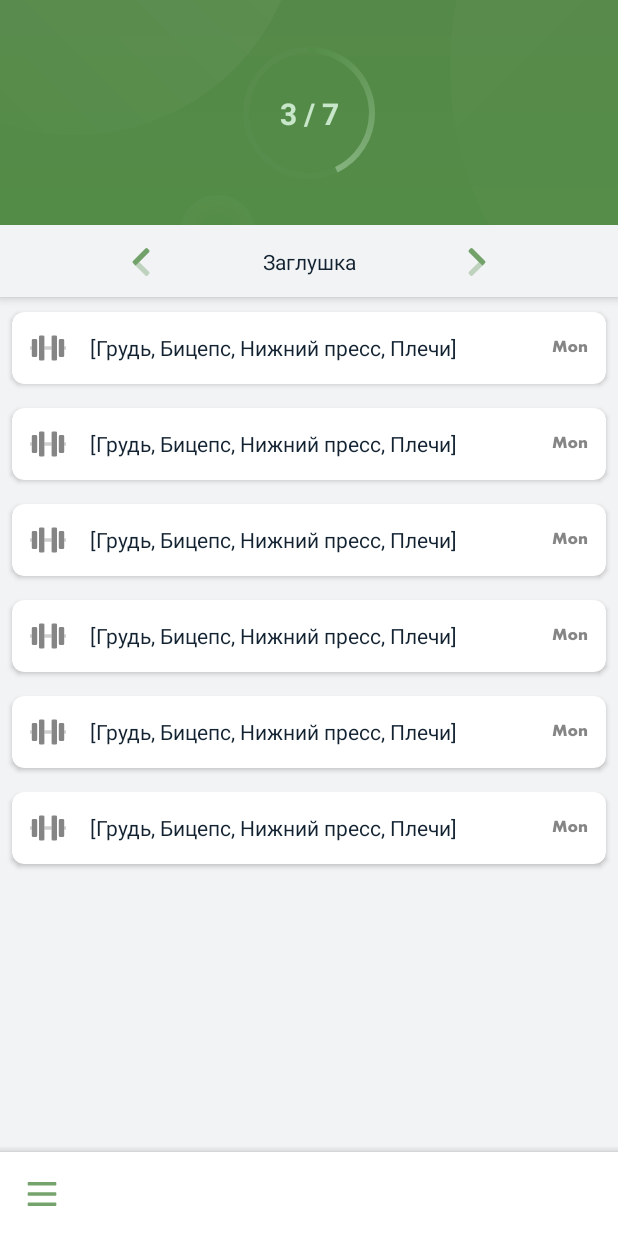
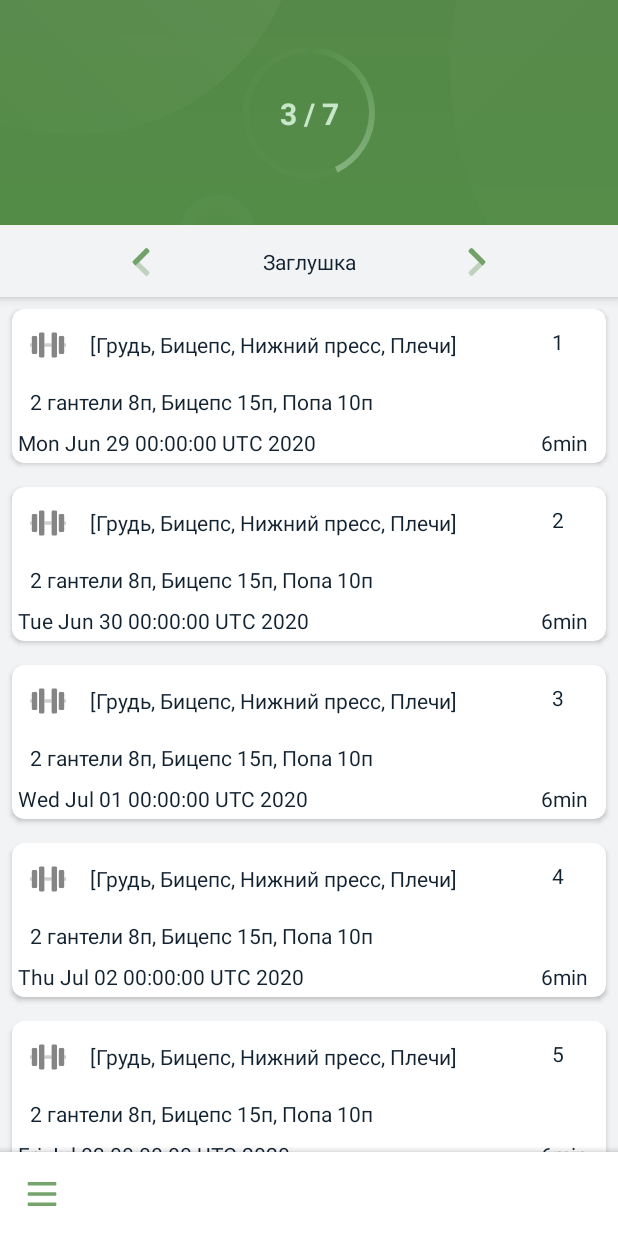
Before and after one commit to jrd-prime/varuna-project, an Android app: the screen it shows after launch (DashboardActivity), on a phone screen of 412 x 824 dp. Run offline under Robolectric (Android 15) with nearby library versions, the phone set to English and light mode, and no system bars; our stand-ins replace data binding; 1 statement that could not run was skipped.

Commit message:
Stable v0.0.8

```diff
--- a/app/src/main/java/ru/jrd_prime/trainingdiary/MyHandler.kt
+++ b/app/src/main/java/ru/jrd_prime/trainingdiary/MyHandler.kt
@@ -1,5 +1,6 @@
 package ru.jrd_prime.trainingdiary
 
+import android.util.Log
 import android.view.View
 import android.widget.Toast
 import androidx.constraintlayout.widget.ConstraintLayout
@@ -7,6 +8,14 @@ import androidx.transition.AutoTransition
 import androidx.transition.TransitionManager
 
 class MyHandler {
+
+
+    fun setImg(view: View?, category: String?) {
+
+//        Log.d("afaddasd", "setImg: $category")
+
+
+    }
     fun onGo(view: View?) {
         if (view == null) return
         val contView = view.findViewById<ConstraintLayout>(R.id.frameForHide)
--- a/app/src/main/java/ru/jrd_prime/trainingdiary/adapter/WorkoutListAdapter.kt
+++ b/app/src/main/java/ru/jrd_prime/trainingdiary/adapter/WorkoutListAdapter.kt
@@ -1,6 +1,5 @@
 package ru.jrd_prime.trainingdiary.adapter
 
-import android.util.Log
 import android.view.LayoutInflater
 import android.view.ViewGroup
 import androidx.databinding.DataBindingUtil
@@ -8,12 +7,13 @@ import androidx.recyclerview.widget.RecyclerView
 import ru.jrd_prime.trainingdiary.R
 import ru.jrd_prime.trainingdiary.databinding.AWorkoutCardBinding
 import ru.jrd_prime.trainingdiary.model.WorkoutModel
-import java.util.*
+import ru.jrd_prime.trainingdiary.utils.dateCut
 
 
-class WorkoutListAdapter(val data: Collection<WorkoutModel>) : RecyclerView.Adapter<WorkoutListViewHolder>() {
+class WorkoutListAdapter(val data: Collection<WorkoutModel>) :
+    RecyclerView.Adapter<WorkoutListViewHolder>() {
     private val items: MutableList<WorkoutModel> = data as MutableList<WorkoutModel>
-
+    private val newItems: MutableList<WorkoutModel> = dateCut(data) as MutableList<WorkoutModel>
 
 //    fun setData() {
 //        items.clear()
@@ -22,6 +22,10 @@ class WorkoutListAdapter(val data: Collection<WorkoutModel>) : RecyclerView.Adap
 //    }
 
     override fun onCreateViewHolder(parent: ViewGroup, viewType: Int): WorkoutListViewHolder {
+
+
+
+
         val inflater = LayoutInflater.from(parent.context)
         val binding: AWorkoutCardBinding =
             DataBindingUtil.inflate(inflater, R.layout.a_workout_card, parent, false)
@@ -29,11 +33,10 @@ class WorkoutListAdapter(val data: Collection<WorkoutModel>) : RecyclerView.Adap
     }
 
     override fun onBindViewHolder(holder: WorkoutListViewHolder, position: Int) {
-        holder.bind(items[position])
+        holder.bind(newItems.get(position), position)
     }
 
     override fun getItemCount(): Int {
-        Log.d("TAGGGG", "getItemCount: ${items.size}")
-        return items.size
+        return newItems.size
     }
 }
--- a/app/src/main/java/ru/jrd_prime/trainingdiary/adapter/WorkoutListViewHolder.kt
+++ b/app/src/main/java/ru/jrd_prime/trainingdiary/adapter/WorkoutListViewHolder.kt
@@ -7,24 +7,28 @@ import ru.jrd_prime.trainingdiary.R
 import ru.jrd_prime.trainingdiary.databinding.AWorkoutCardBinding
 import ru.jrd_prime.trainingdiary.model.Category.*
 import ru.jrd_prime.trainingdiary.model.WorkoutModel
-import java.util.*
 
 
 class WorkoutListViewHolder(private var binding: AWorkoutCardBinding) :
     RecyclerView.ViewHolder(binding.root) {
 
-    fun bind(workoutCase: WorkoutModel?) {
-        val cardio = Cardio
-        val power = Power
-        val rest = Rest
+    fun bind(workoutCase: WorkoutModel?, position: Int) {
         val cat = workoutCase?.workoutCategory
-        when (cat) {
-            Cardio -> binding.ivCategory.setImageResource(R.drawable.jp_heartbeat)
-            Stretch -> binding.ivCategory.setImageResource(R.drawable.jp_sleep)
-            Power -> binding.ivCategory.setImageResource(R.drawable.jp_dumbbell)
-            Rest -> binding.ivCategory.setImageResource(R.drawable.jp_sleep)
-            null -> binding.ivCategory.setImageResource(R.drawable.ic_logout)
+
+//
+//        Log.d("dfpmsdfqlwpr1123", ((cat == Cardio).toString()))
+//        Log.d("dfpmsdfqlwpr1123", ((cat == Rest).toString()))
+
+        if (cat == Cardio) {
+            binding.ivCategory.setImageResource(R.drawable.jp_heartbeat)
+            Log.d("TAG", "bind: SET CARDIO")
         }
+        if (cat == Stretch) binding.ivCategory.setImageResource(R.drawable.ic_logout)
+        if (cat == Power) binding.ivCategory.setImageResource(R.drawable.jp_dumbbell)
+        if (cat == Rest) binding.ivCategory.setImageResource(R.drawable.jp_sleep)
+
+        binding.ivWeekDay.text = (position + 1).toString()
+
         val myHandler = MyHandler()
         binding.handler = myHandler
 
@@ -34,8 +38,7 @@ class WorkoutListViewHolder(private var binding: AWorkoutCardBinding) :
 //        val dayOfWeek: Int = c.get(Calendar.DAY_OF_WEEK)
 
 
-
-        Log.d("TAG", "bind: ${cat.toString()}")
+//        Log.d("TAG", "bind: ${cat.toString()}")
 
         binding.workoutModel = workoutCase
         binding.executePendingBindings()
--- a/app/src/main/java/ru/jrd_prime/trainingdiary/data/TestData.kt
+++ b/app/src/main/java/ru/jrd_prime/trainingdiary/data/TestData.kt
@@ -3,6 +3,9 @@ package ru.jrd_prime.trainingdiary.data
 import android.util.Log
 import ru.jrd_prime.trainingdiary.model.Category
 import ru.jrd_prime.trainingdiary.model.WorkoutModel
+import ru.jrd_prime.trainingdiary.utils.getDatesBetweenUsingJava7
+import java.text.DateFormat
+import java.text.DateFormat.LONG
 import java.text.SimpleDateFormat
 import java.util.*
 
@@ -25,37 +28,62 @@ fun prepData(): Collection<WorkoutModel> {
     val sdf = SimpleDateFormat("dd-MM-yyyy")
     val currentDate: String = sdf.format(Date())
 
+    var cal = Calendar.getInstance()
+    var dat: Date = cal.time
+
+
+    val datf = DateFormat.getDateInstance()
+
+    val myString = DateFormat.getDateInstance(LONG).format(dat)
+
+
+
+
+    Log.d("TAG", "prepData: $myString")
     val list = mutableListOf<WorkoutModel>()
-    list.add(
-        WorkoutModel(
-            32,
-            Category.Cardio,
-            mlistl,
-            "2 гантели 8п, Бицепс 15п, Попа 10п",
-            32 + 2 * 3,
-            currentDate
-        )
-    )
-    list.add(
-        WorkoutModel(
-            31,
-            Category.Rest,
-            mlistl,
-            "2 гантели 8п, Бицепс 15п, Попа 10п",
-            32 + 2 * 3,
-            currentDate
-        )
-    )
-    Log.d("TAG", "prepData:")
-    for (i in 1..7) {
+//    list.add(
+//        WorkoutModel(
+//            32,
+//            Category.Cardio,
+//            mlistl,
+//            "2 гантели 8п, Бицепс 15п, Попа 10п",
+//            32 + 2 * 3,
+//            dat
+//        )
+//    )
+//    list.add(
+//        WorkoutModel(
+//            31,
+//            Category.Rest,
+//            mlistl,
+//            "2 гантели 8п, Бицепс 15п, Попа 10п",
+//            32 + 2 * 3,
+//            dat
+//        )
+//    )
+//    Log.d("TAG", "prepData:")
+
+    val startDay = SimpleDateFormat("dd-MM-yyyy")
+    val dateInString = "01-06-2020"
+    val startDayDate: Date = sdf.parse(dateInString)
+    val endDay = SimpleDateFormat("dd-MM-yyyy")
+    val dateInString2 = "11-07-2020"
+    val endDayDate: Date = sdf.parse(dateInString2)
+    val dates =
+        getDatesBetweenUsingJava7(startDayDate, endDayDate)
+
+
+
+
+    for (i in dates) {
+
         list.add(
             WorkoutModel(
-                i,
+                1,
                 Category.Power,
                 mlist,
-                "2 гантели 8п, Бицепс 15п, Попа 10п",
-                i + 2 * 3,
-                currentDate
+                "2 гантели 8п, Бицепс 15п, Попа 10п", 2 * 3,
+                i
             )
         )
     }
--- a/app/src/main/java/ru/jrd_prime/trainingdiary/model/WorkoutModel.kt
+++ b/app/src/main/java/ru/jrd_prime/trainingdiary/model/WorkoutModel.kt
@@ -1,4 +1,6 @@
 package ru.jrd_prime.trainingdiary.model
+
+import java.util.*
 
 data class WorkoutModel(
     val workoutID: Int,
@@ -6,10 +8,8 @@ data class WorkoutModel(
     val muscleGroup: List<String>,
     val desc: String,
     val workoutTime: Int,
-    val workoutDate: String
-) {
-    fun gogo() {}
-}
+    val workoutDate: Date
+)
 
 enum class Category {
     Cardio,
--- /dev/null
+++ b/app/src/main/java/ru/jrd_prime/trainingdiary/utils/DateWork.kt
@@ -0,0 +1,47 @@
+package ru.jrd_prime.trainingdiary.utils
+
+import android.util.Log
+import ru.jrd_prime.trainingdiary.model.WorkoutModel
+import java.util.*
+import kotlin.collections.ArrayList
+
+fun getDatesBetweenUsingJava7(
+    startDate: Date, endDate: Date
+): List<Date> {
+    val datesInRange: MutableList<Date> = ArrayList()
+    val calendar: Calendar = GregorianCalendar()
+    calendar.time = startDate
+    val endCalendar: Calendar = GregorianCalendar()
+    endCalendar.time = endDate
+    while (calendar.before(endCalendar)) {
+        val result: Date = calendar.time
+        datesInRange.add(result)
+        calendar.add(Calendar.DATE, 1)
+    }
+    return datesInRange
+}
+
+fun dateCut(data: Collection<WorkoutModel>): Collection<WorkoutModel> {
+    var newItems = mutableListOf<WorkoutModel>()
+    val cal2: Calendar = Calendar.getInstance()
+    cal2.set(Calendar.DAY_OF_WEEK, Calendar.MONDAY);
+    cal2.add(Calendar.DAY_OF_WEEK, -1)
+    val start: Date = cal2.getTime();
+
+
+    val add1week = cal2.add(Calendar.DAY_OF_WEEK, 7)
+    val end = cal2.time
+
+
+        Log.d("asd2123`23123", "prepData: ${start.toString()}")
+        Log.d("asd2123`23123", "prepData: ${end.toString()}")
+
+    for (item in data) {
+
+        if (item.workoutDate in start..end) {
+            newItems.add(item)
+            Log.d("123123123123", "onCreateViewHolder: ${item.workoutDate}")
+        }
+    }
+    return newItems
+}
--- a/app/src/main/res/layout/a_workout_card.xml
+++ b/app/src/main/res/layout/a_workout_card.xml
@@ -15,15 +15,16 @@
             name="handler"
             type="ru.jrd_prime.trainingdiary.MyHandler" />
     </data>
+
     <androidx.cardview.widget.CardView
         android:id="@+id/cardLayout"
-        android:layout_margin="8dp"
-        app:cardCornerRadius="8dp"
-        android:elevation="4dp"
         android:layout_width="match_parent"
         android:layout_height="wrap_content"
+        android:layout_margin="8dp"
         android:animateLayoutChanges="true"
-        android:onClick="@{(view) -> handler.onGo(view)}">
+        android:elevation="4dp"
+        android:onClick="@{(view) -> handler.onGo(view)}"
+        app:cardCornerRadius="8dp">
 
         <androidx.constraintlayout.widget.ConstraintLayout
             android:layout_width="match_parent"
@@ -34,9 +35,9 @@
                 android:id="@+id/llMainContainer"
                 android:layout_width="match_parent"
                 android:layout_height="match_parent"
+                android:animateLayoutChanges="true"
                 android:orientation="vertical"
                 android:padding="4dp"
-                android:animateLayoutChanges="true"
                 app:layout_constraintBottom_toBottomOf="parent"
                 app:layout_constraintEnd_toEndOf="parent"
                 app:layout_constraintStart_toStartOf="parent"
@@ -60,6 +61,7 @@
                             android:layout_height="@dimen/iconCardSize"
                             android:layout_gravity="center"
                             android:contentDescription="TODO"
+
                             android:src="@drawable/jp_heartbeat" />
                     </FrameLayout>
 
@@ -86,7 +88,7 @@
                         android:layout_height="40dp"
                         android:layout_alignParentEnd="true">
 
-                        <ImageView
+                        <TextView
                             android:id="@+id/ivWeekDay"
                             android:layout_width="@dimen/iconCardSize"
                             android:layout_height="@dimen/iconCardSize"
@@ -98,9 +100,9 @@
 
                 <androidx.constraintlayout.widget.ConstraintLayout
                     android:id="@+id/frameForHide"
-                    android:visibility="gone"
                     android:layout_width="match_parent"
-                    android:layout_height="match_parent">
+                    android:layout_height="match_parent"
+                    android:visibility="visible">
 
 
                     <TextView
@@ -121,6 +123,12 @@
                         app:layout_constraintEnd_toEndOf="parent"
                         app:layout_constraintStart_toStartOf="parent"
                         app:layout_constraintTop_toBottomOf="@+id/tvDescription">
+                        <TextView
+                            android:layout_width="wrap_content"
+                            android:layout_height="wrap_content"
+                            android:layout_alignParentStart="true"
+                            android:paddingEnd="8dp"
+                            android:text='@{workoutModel.workoutDate.toString()}' />
 
                         <TextView
                             android:layout_width="wrap_content"
--- a/app/src/main/res/layout/activity_dashboard.xml
+++ b/app/src/main/res/layout/activity_dashboard.xml
@@ -38,6 +38,7 @@
                     android:id="@+id/viewPagerMainDashboard"
                     android:layout_width="match_parent"
                     android:layout_height="match_parent"
+                    android:layout_marginTop="198dp"
                     android:layout_marginBottom="?actionBarSize"
 
                     app:layout_constraintTop_toBottomOf="@+id/frameShowDay" />
```
